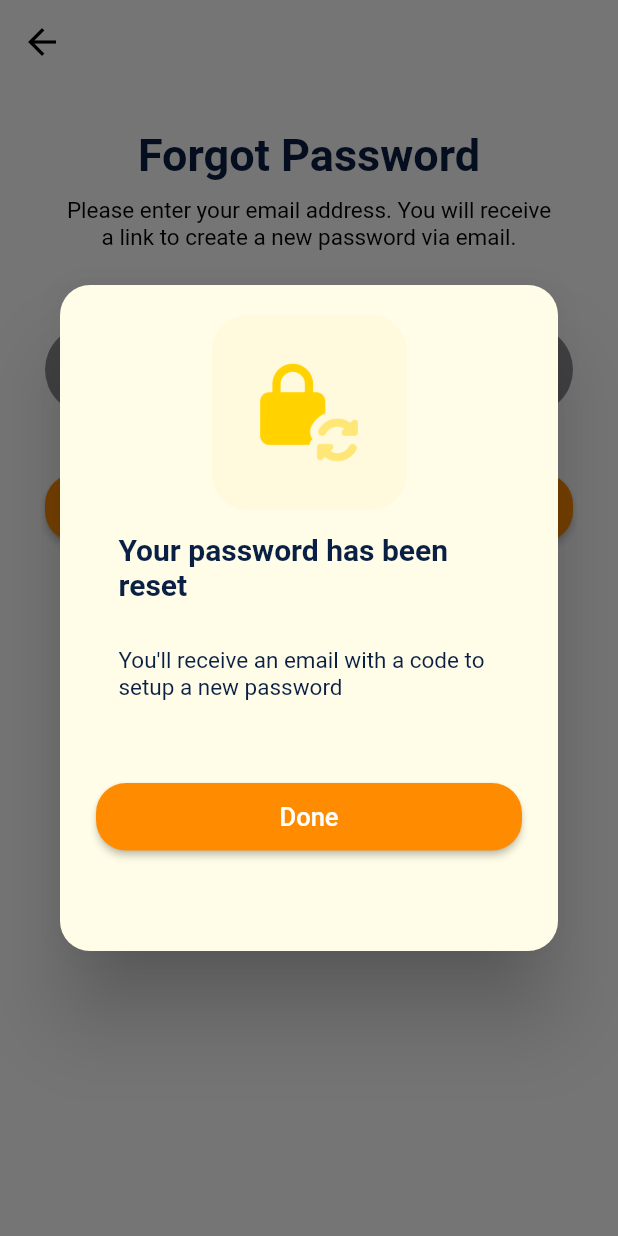
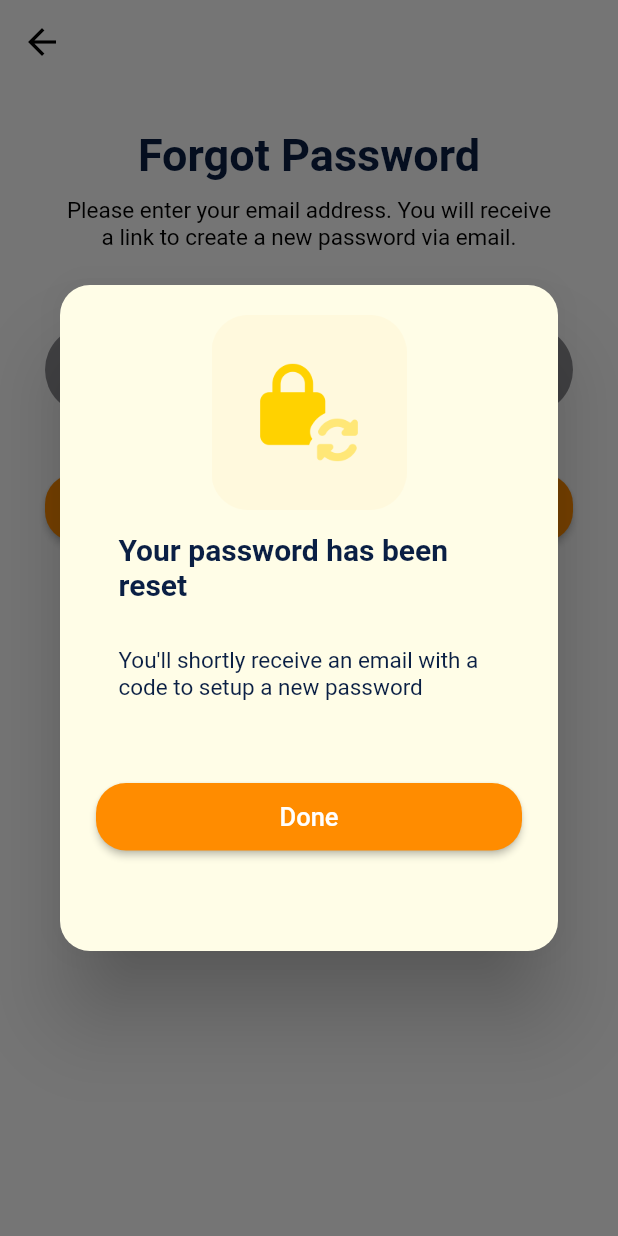
Before and after one commit to didierganthier/vroom-draft, a Flutter app: the ForgotPassword screen opened by its route, after a tap on "Send", on a phone screen of 412 x 824 dp. Run offline on Flutter 3.47's test engine with Material 2 defaults, Android fonts, the phone set to English and light mode, and no system bars; our stand-ins replace cached_network_image, fancy_bottom_navigation, flutter_swiper, line_awesome_icons; network calls fail.

Commit message:
alert_dialog.dart reusable widget created

```diff
--- a/lib/src/features/presentation/forgot_password/View/forgot_password.dart
+++ b/lib/src/features/presentation/forgot_password/View/forgot_password.dart
@@ -1,4 +1,5 @@
 import 'package:flutter/material.dart';
+import 'package:vroom/src/features/presentation/widgets/alert_dialog.dart';
 import 'package:vroom/src/features/presentation/widgets/back_button.dart';
 
 
@@ -75,7 +76,7 @@ Widget _buttonLogin(BuildContext context) {
     height: 45.0,
     child: RaisedButton(
       onPressed: () {
-        showAlert(context);
+        showAlert(context, "assets/reset_pass.png", "Your password has been reset", "You'll shortly receive an email with a code to setup a new password", "Done", ()=> Navigator.pushNamed(context, 'login'));
       },
       shape: RoundedRectangleBorder(borderRadius: BorderRadius.circular(20.0)),
       color: Theme.of(context).accentColor,
@@ -89,70 +90,3 @@ Widget _buttonLogin(BuildContext context) {
     ),
   );
 }
-
-void showAlert(BuildContext context) {
-  showDialog(
-    context: context,
-    builder: (context) {
-      return AlertDialog(
-        backgroundColor: Colors.yellow[50],
-        shape: RoundedRectangleBorder(
-          borderRadius: BorderRadius.circular(20.0)
-        ),
-        content: Container(
-          height: 400,
-          child: Column(
-            children: [
-              Image(
-                image: AssetImage('assets/reset_pass.png'),
-                width: 130,
-                height: 130,
-              ),
-              Container(
-                margin: EdgeInsets.all(15.0),
-                child: Text('Your password has been reset',
-                  style: TextStyle(
-                    color: Theme.of(context).primaryColor,
-                    fontWeight: FontWeight.bold,
-                    fontSize: 20.0,
-                  ),
-                ),
-              ),
-              Container(
-                margin: EdgeInsets.all(15.0),
-                child: Text("You'll receive an email with a code to setup a new password",
-                  style: TextStyle(
-                    color: Theme.of(context).primaryColor,
-                    fontWeight: FontWeight.w400,
-                    fontSize: 15.0,
-                  ),
-                ),
-              ),
-              _doneButton(context),
-            ],
-          ),
-        ),
-      );
-    },
-  );
-}
-
-Widget _doneButton(BuildContext context){
-  return Container(
-    margin: EdgeInsets.only(top: 40.0),
-    width: MediaQuery.of(context).size.width - 35,
-    height: 45.0,
-    child: RaisedButton(
-      onPressed: () {},
-      shape: RoundedRectangleBorder(borderRadius: BorderRadius.circular(20.0)),
-      color: Theme.of(context).accentColor,
-      child: Text(
-        'Done',
-        style: TextStyle(
-          color: Colors.white,
-          fontSize: 17.0,
-        ),
-      ),
-    ),
-  );
-}
--- /dev/null
+++ b/lib/src/features/presentation/widgets/alert_dialog.dart
@@ -0,0 +1,76 @@
+import 'package:flutter/material.dart';
+
+void showAlert(
+    BuildContext context,
+    String imagePath,
+    String headerTitle,
+    String headerSubtitle,
+    String labelButton,
+    Function doneButtonFunc) {
+  showDialog(
+    context: context,
+    builder: (context) {
+      return AlertDialog(
+        backgroundColor: Colors.yellow[50],
+        shape:
+            RoundedRectangleBorder(borderRadius: BorderRadius.circular(20.0)),
+        content: Container(
+          height: 400,
+          child: Column(
+            children: [
+              Image(
+                image: AssetImage(imagePath),
+                width: 130,
+                height: 130,
+              ),
+              Container(
+                margin: EdgeInsets.all(15.0),
+                child: Text(
+                  headerTitle,
+                  style: TextStyle(
+                    color: Theme.of(context).primaryColor,
+                    fontWeight: FontWeight.bold,
+                    fontSize: 20.0,
+                  ),
+                ),
+              ),
+              Container(
+                margin: EdgeInsets.all(15.0),
+                child: Text(
+                  headerSubtitle,
+                  style: TextStyle(
+                    color: Theme.of(context).primaryColor,
+                    fontWeight: FontWeight.w400,
+                    fontSize: 15.0,
+                  ),
+                ),
+              ),
+              _doneButton(context, labelButton, doneButtonFunc),
+            ],
+          ),
+        ),
+      );
+    },
+  );
+}
+
+Widget _doneButton(
+    BuildContext context, String labelButton, Function doneButtonFunc) {
+  return Container(
+    margin: EdgeInsets.only(top: 40.0),
+    width: MediaQuery.of(context).size.width - 35,
+    height: 45.0,
+    child: RaisedButton(
+      onPressed: doneButtonFunc,
+      shape: RoundedRectangleBorder(borderRadius: BorderRadius.circular(20.0)),
+      color: Theme.of(context).accentColor,
+      child: Text(
+        labelButton,
+        style: TextStyle(
+          color: Colors.white,
+          fontSize: 17.0,
+        ),
+      ),
+    ),
+  );
+}
```
